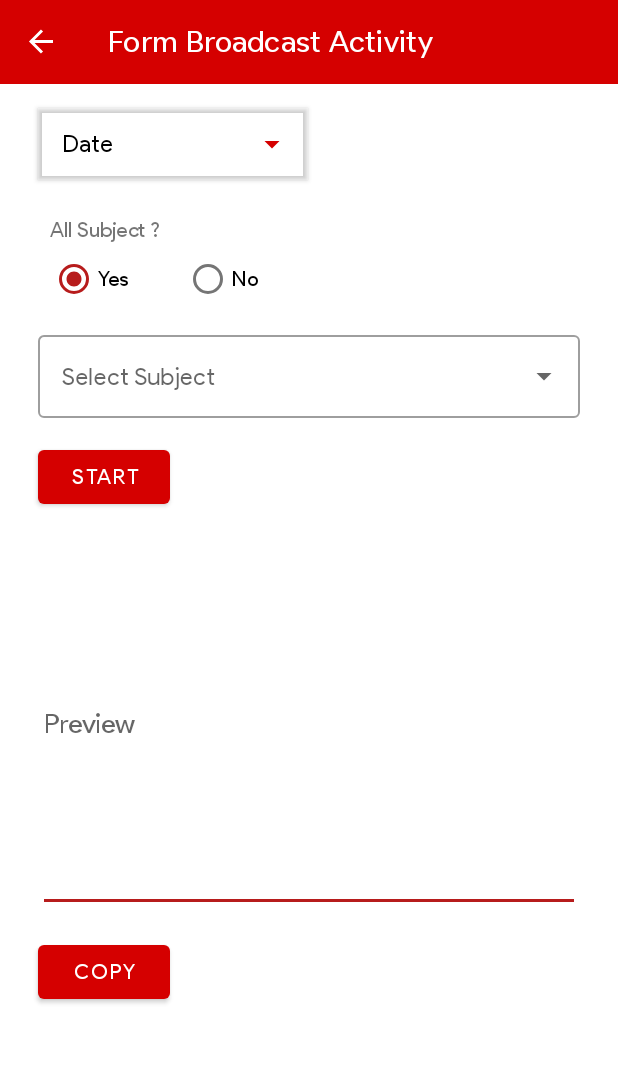
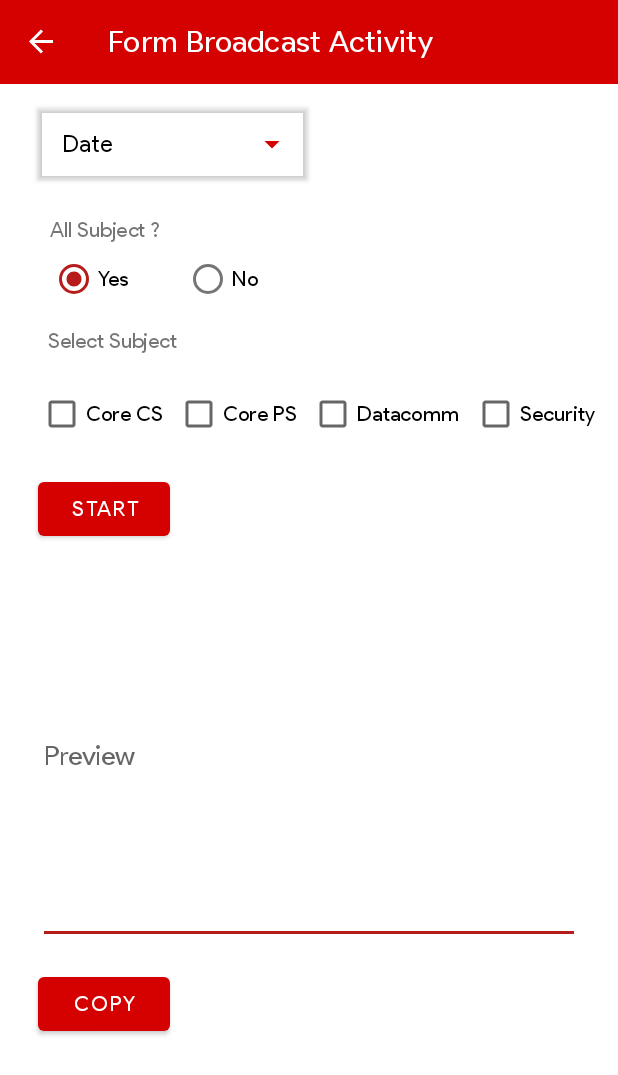
Before and after one commit to ichsanrazan/CordovaMobileApp, an Android app: the AddBroadcastFragment screen opened through its navigation route, after a tap on "Yes", on a phone screen of 412 x 824 dp. Shown: the top 1075 px of the screen. Run offline under Robolectric (Android 15) with nearby library versions, the phone set to English and light mode, and no system bars; our stand-ins replace navigation-ui.

Commit message:
Implement auto scroll to top button on Main Activity Log List and Change Dropdown Subject to Checkbox on Broadcast Activity Form

```diff
--- a/mobile/CordovaMobileApp/app/src/main/java/cordova/telkomsel/cordovamobileapp/activityLog/fragment/ActivityLogFragment.kt
+++ b/mobile/CordovaMobileApp/app/src/main/java/cordova/telkomsel/cordovamobileapp/activityLog/fragment/ActivityLogFragment.kt
@@ -9,6 +9,7 @@ import androidx.lifecycle.ViewModelProvider
 import androidx.navigation.fragment.findNavController
 import androidx.recyclerview.widget.DividerItemDecoration
 import androidx.recyclerview.widget.LinearLayoutManager
+import androidx.recyclerview.widget.RecyclerView
 import cordova.telkomsel.cordovamobileapp.R
 import cordova.telkomsel.cordovamobileapp.activityLog.viewModel.ActivityLogViewModel
 import cordova.telkomsel.cordovamobileapp.activityLog.adapter.ActivityAdapter
@@ -23,9 +24,29 @@ class ActivityLogFragment : Fragment(R.layout.fragment_activity_log) {
     override fun onViewCreated(view: View, savedInstanceState: Bundle?) {
         super.onViewCreated(view, savedInstanceState)
 
+
         initViewModel()
         initRecyclerView()
         fabListener()
+        fabScrollTop()
+    }
+
+    //Function for auto scroll to top FAB
+    private fun fabScrollTop() {
+        fabBackTop.setOnClickListener {
+            recyclerViewActivityLog.smoothScrollToPosition(0)
+        }
+
+        recyclerViewActivityLog.addOnScrollListener(object : RecyclerView.OnScrollListener() {
+            override fun onScrolled(recyclerView: RecyclerView, dx: Int, dy: Int) {
+                if (dy > 0 && fabBackTop.getVisibility() == View.VISIBLE) {
+                    fabBackTop.hide();
+                } else if (dy < 0 && fabBackTop.getVisibility() != View.VISIBLE) {
+                    fabBackTop.show();
+                }
+            }
+        })
+
     }
 
     //Function for handling FAB click on the ActivityLog page
--- a/mobile/CordovaMobileApp/app/src/main/java/cordova/telkomsel/cordovamobileapp/retrofit/RetrofitInstance.kt
+++ b/mobile/CordovaMobileApp/app/src/main/java/cordova/telkomsel/cordovamobileapp/retrofit/RetrofitInstance.kt
@@ -8,12 +8,12 @@ import retrofit2.converter.gson.GsonConverterFactory
 
 class RetrofitInstance {
     companion object{
-        //val baseUrl = "http://192.168.1.5/mobileapp/mobile-app/restapi_activitylog/api/"
-        val baseUrl = "http://192.168.18.179:8080/restapi_activitylog/api/"
+        val baseUrl = "http://192.168.1.5/mobileapp/mobile-app/restapi_activitylog/api/"
+        //val baseUrl = "http://192.168.18.179:8080/restapi_activitylog/api/"
 
         //Login
-        //val baseUrl2 = "http://192.168.1.5/mobileapp/mobile-app/restapi_authentication/"
-        val baseUrl2 = "http://192.168.18.179:8080/restapi_authentication/"
+        val baseUrl2 = "http://192.168.1.5/mobileapp/mobile-app/restapi_authentication/"
+        //val baseUrl2 = "http://192.168.18.179:8080/restapi_authentication/"
 
         fun getRetroInstance(): Retrofit {
             val logging = HttpLoggingInterceptor()
--- a/mobile/CordovaMobileApp/app/src/main/res/layout/fragment_activity_broadcast.xml
+++ b/mobile/CordovaMobileApp/app/src/main/res/layout/fragment_activity_broadcast.xml
@@ -63,27 +63,59 @@
             </RadioGroup>
         </LinearLayout>
 
-        <com.google.android.material.textfield.TextInputLayout
-            android:id="@+id/inputActivitySelectSubject"
-            style="@style/Widget.MaterialComponents.TextInputLayout.OutlinedBox.ExposedDropdownMenu"
-            android:layout_width="match_parent"
+        <TextView
+            android:id="@+id/tvSelectSubject"
+            android:layout_width="wrap_content"
             android:layout_height="wrap_content"
+            android:layout_marginStart="32dp"
+            android:text="Select Subject"
             android:visibility="gone"
+            app:layout_constraintStart_toStartOf="parent"
+            app:layout_constraintTop_toBottomOf="@+id/linearLayoutAllSubject" />
+
+        <androidx.appcompat.widget.AppCompatCheckBox
+            android:id="@+id/checkBoxCoreCS"
+            android:layout_width="wrap_content"
+            android:layout_height="wrap_content"
             android:layout_marginStart="25dp"
-            android:layout_marginEnd="25dp"
-            android:layout_marginBottom="25dp"
+            android:layout_marginTop="16dp"
+            android:visibility="gone"
+            android:text="Core CS"
             app:layout_constraintStart_toStartOf="parent"
-            app:layout_constraintTop_toBottomOf="@+id/linearLayoutAllSubject">
+            app:layout_constraintTop_toBottomOf="@+id/tvSelectSubject" />
 
-            <AutoCompleteTextView
-                android:id="@+id/autoCompleteTvSelectSubject"
-                android:layout_width="match_parent"
-                android:layout_height="wrap_content"
-                android:layout_weight="1"
-                android:hint="Select Subject"
-                android:inputType="none"
-                android:textColor="@color/black" />
-        </com.google.android.material.textfield.TextInputLayout>
+        <androidx.appcompat.widget.AppCompatCheckBox
+            android:id="@+id/checkBoxCorePS"
+            android:layout_width="wrap_content"
+            android:layout_height="wrap_content"
+            android:layout_marginStart="8dp"
+            android:layout_marginTop="16dp"
+            android:visibility="gone"
+            android:text="Core PS"
+            app:layout_constraintStart_toEndOf="@+id/checkBoxCoreCS"
+            app:layout_constraintTop_toBottomOf="@+id/tvSelectSubject" />
+
+        <androidx.appcompat.widget.AppCompatCheckBox
+            android:id="@+id/checkBoxDatacomm"
+            android:layout_width="wrap_content"
+            android:layout_height="wrap_content"
+            android:layout_marginStart="8dp"
+            android:layout_marginTop="16dp"
+            android:visibility="gone"
+            android:text="Datacomm"
+            app:layout_constraintStart_toEndOf="@+id/checkBoxCorePS"
+            app:layout_constraintTop_toBottomOf="@+id/tvSelectSubject" />
+
+        <androidx.appcompat.widget.AppCompatCheckBox
+            android:id="@+id/checkBoxSecurity"
+            android:layout_width="wrap_content"
+            android:layout_height="wrap_content"
+            android:layout_marginStart="8dp"
+            android:layout_marginTop="16dp"
+            android:visibility="gone"
+            android:text="Security"
+            app:layout_constraintStart_toEndOf="@+id/checkBoxDatacomm"
+            app:layout_constraintTop_toBottomOf="@+id/tvSelectSubject" />
 
         <Button
             android:id="@+id/start_broadcast"
@@ -93,7 +125,7 @@
             android:layout_marginStart="25dp"
             android:text="START"
             app:layout_constraintStart_toStartOf="parent"
-            app:layout_constraintTop_toBottomOf="@+id/inputActivitySelectSubject" />
+            app:layout_constraintTop_toBottomOf="@+id/checkBoxCoreCS" />
 
 
         <EditText
```
Also changed, not shown: mobile/CordovaMobileApp/app/src/main/java/cordova/telkomsel/cordovamobileapp/activityLog/fragment/AddBroadcastFragment.kt (+60 -12 lines), mobile/CordovaMobileApp/app/src/main/res/drawable/arrow_upward.xml (added, +10 -0 lines), mobile/CordovaMobileApp/app/src/main/res/layout/fragment_activity_log.xml (+14 -0 lines).
